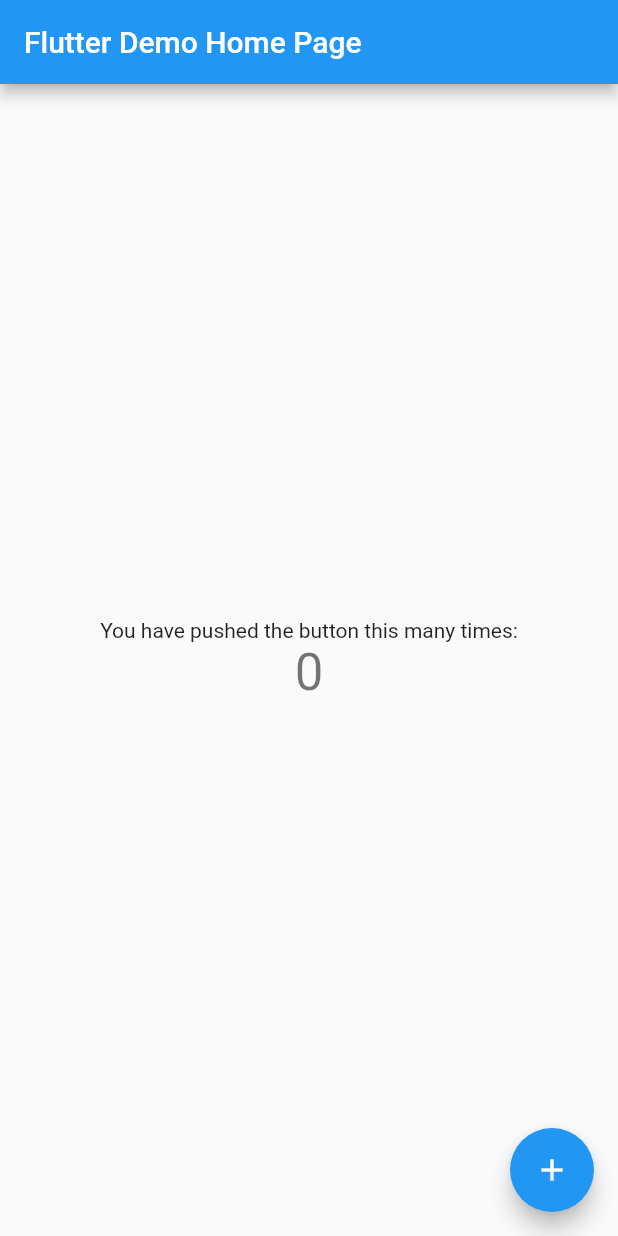
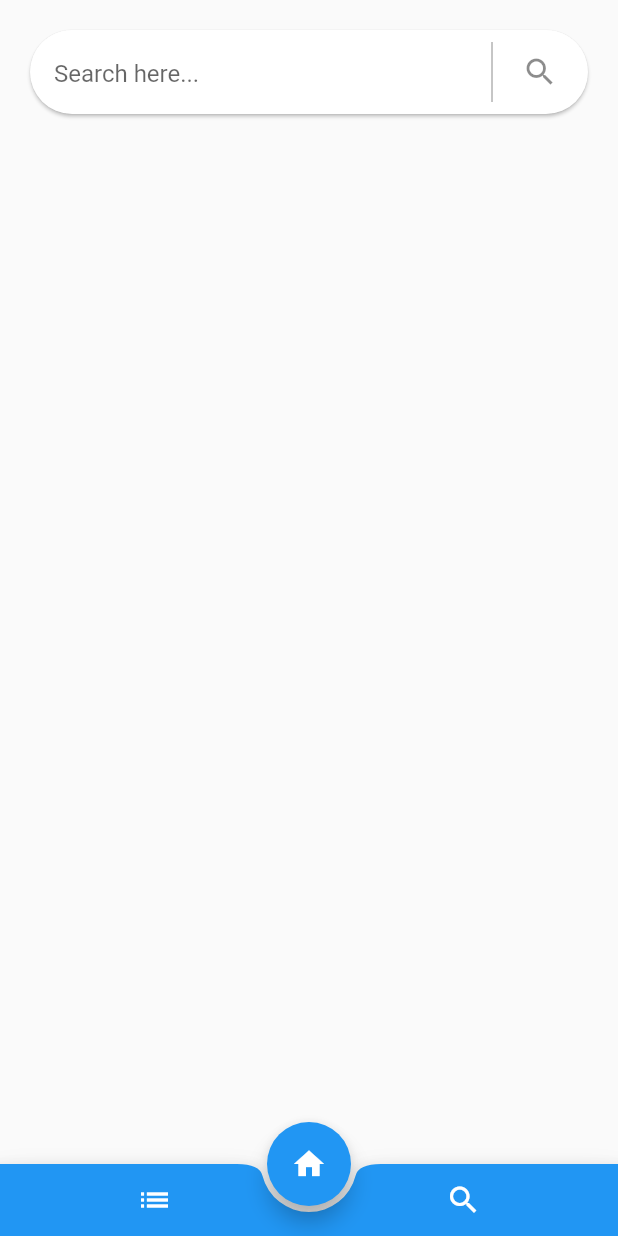
Before and after one commit to rockar06/local-buddy, a Flutter app: the screen it shows after launch, on a phone screen of 412 x 824 dp. Run offline on Flutter 3.47's test engine with Material 2 defaults, Android fonts, the light colour scheme and no system bars.

Commit message:
Add search bar and bottom app bar to main view

```diff
--- /dev/null
+++ b/lib/components/custom_bottom_app_bar.dart
@@ -0,0 +1,33 @@
+import 'package:flutter/material.dart';
+
+class CustomBottomAppBar extends StatelessWidget {
+  @override
+  Widget build(BuildContext context) {
+    return BottomAppBar(
+      child: Row(
+        children: [
+          Expanded(
+            child: IconButton(
+              icon: Icon(Icons.list),
+              color: Colors.white,
+              onPressed: () {
+                // List all places
+              },
+            ),
+          ),
+          Expanded(
+            child: IconButton(
+              icon: Icon(Icons.search),
+              color: Colors.white,
+              onPressed: () {
+                // Search places
+              },
+            ),
+          ),
+        ],
+      ),
+      color: Colors.blue,
+      shape: CircularNotchedRectangle(),
+    );
+  }
+}
--- /dev/null
+++ b/lib/components/custom_search_bar.dart
@@ -0,0 +1,39 @@
+import 'package:flutter/material.dart';
+
+class CustomSearchBar extends StatelessWidget {
+  @override
+  Widget build(BuildContext context) {
+    return Card(
+      shape: RoundedRectangleBorder(borderRadius: BorderRadius.circular(28.0)),
+      child: Padding(
+        padding: const EdgeInsets.fromLTRB(16.0, 8.0, 8.0, 8.0),
+        child: SizedBox(
+          height: 40.0,
+          child: Row(
+            children: [
+              Expanded(
+                child: TextField(
+                  textInputAction: TextInputAction.search,
+                  decoration: InputDecoration(
+                      border: InputBorder.none, hintText: "Search here..."),
+                ),
+              ),
+              VerticalDivider(
+                color: Colors.black45,
+              ),
+              IconButton(
+                icon: Icon(
+                  Icons.search,
+                  color: Colors.black45,
+                ),
+                onPressed: () {
+                  // Search items
+                },
+              ),
+            ],
+          ),
+        ),
+      ),
+    );
+  }
+}
--- a/lib/main.dart
+++ b/lib/main.dart
@@ -1,4 +1,6 @@
 import 'package:flutter/material.dart';
+import 'package:flutterhackatonapp/components/custom_bottom_app_bar.dart';
+import 'package:flutterhackatonapp/components/custom_search_bar.dart';
 
 void main() {
   runApp(MyApp());
@@ -9,109 +11,34 @@
   @override
   Widget build(BuildContext context) {
     return MaterialApp(
-      title: 'Flutter Demo',
+      title: 'Flutter Hackaton',
       theme: ThemeData(
-        // This is the theme of your application.
-        //
-        // Try running your application with "flutter run". You'll see the
-        // application has a blue toolbar. Then, without quitting the app, try
-        // changing the primarySwatch below to Colors.green and then invoke
-        // "hot reload" (press "r" in the console where you ran "flutter run",
-        // or simply save your changes to "hot reload" in a Flutter IDE).
-        // Notice that the counter didn't reset back to zero; the application
-        // is not restarted.
         primarySwatch: Colors.blue,
-        // This makes the visual density adapt to the platform that you run
-        // the app on. For desktop platforms, the controls will be smaller and
-        // closer together (more dense) than on mobile platforms.
         visualDensity: VisualDensity.adaptivePlatformDensity,
       ),
-      home: MyHomePage(title: 'Flutter Demo Home Page'),
+      home: MyHomePage(),
     );
   }
 }
 
-class MyHomePage extends StatefulWidget {
-  MyHomePage({Key key, this.title}) : super(key: key);
-
-  // This widget is the home page of your application. It is stateful, meaning
-  // that it has a State object (defined below) that contains fields that affect
-  // how it looks.
-
-  // This class is the configuration for the state. It holds the values (in this
-  // case the title) provided by the parent (in this case the App widget) and
-  // used by the build method of the State. Fields in a Widget subclass are
-  // always marked "final".
-
-  final String title;
-
-  @override
-  _MyHomePageState createState() => _MyHomePageState();
-}
-
-class _MyHomePageState extends State<MyHomePage> {
-  int _counter = 0;
-
-  void _incrementCounter() {
-    setState(() {
-      // This call to setState tells the Flutter framework that something has
-      // changed in this State, which causes it to rerun the build method below
-      // so that the display can reflect the updated values. If we changed
-      // _counter without calling setState(), then the build method would not be
-      // called again, and so nothing would appear to happen.
-      _counter++;
-    });
-  }
-
+class MyHomePage extends StatelessWidget {
   @override
   Widget build(BuildContext context) {
-    // This method is rerun every time setState is called, for instance as done
-    // by the _incrementCounter method above.
-    //
-    // The Flutter framework has been optimized to make rerunning build methods
-    // fast, so that you can just rebuild anything that needs updating rather
-    // than having to individually change instances of widgets.
     return Scaffold(
-      appBar: AppBar(
-        // Here we take the value from the MyHomePage object that was created by
-        // the App.build method, and use it to set our appbar title.
-        title: Text(widget.title),
-      ),
-      body: Center(
-        // Center is a layout widget. It takes a single child and positions it
-        // in the middle of the parent.
-        child: Column(
-          // Column is also a layout widget. It takes a list of children and
-          // arranges them vertically. By default, it sizes itself to fit its
-          // children horizontally, and tries to be as tall as its parent.
-          //
-          // Invoke "debug painting" (press "p" in the console, choose the
-          // "Toggle Debug Paint" action from the Flutter Inspector in Android
-          // Studio, or the "Toggle Debug Paint" command in Visual Studio Code)
-          // to see the wireframe for each widget.
-          //
-          // Column has various properties to control how it sizes itself and
-          // how it positions its children. Here we use mainAxisAlignment to
-          // center the children vertically; the main axis here is the vertical
-          // axis because Columns are vertical (the cross axis would be
-          // horizontal).
-          mainAxisAlignment: MainAxisAlignment.center,
-          children: <Widget>[
-            Text(
-              'You have pushed the button this many times:',
-            ),
-            Text(
-              '$_counter',
-              style: Theme.of(context).textTheme.headline4,
-            ),
-          ],
+      body: SafeArea(
+        child: Padding(
+          padding: EdgeInsets.all(16.0),
+          child: CustomSearchBar(),
         ),
       ),
+      bottomNavigationBar: CustomBottomAppBar(),
+      floatingActionButtonLocation: FloatingActionButtonLocation.centerDocked,
       floatingActionButton: FloatingActionButton(
-        onPressed: _incrementCounter,
-        tooltip: 'Increment',
-        child: Icon(Icons.add),
-      ), // This trailing comma makes auto-formatting nicer for build methods.
+        onPressed: () {
+          // Go to home
+        },
+        child: Icon(Icons.home),
+      ),
     );
   }
 }
```
Also changed, not shown: pubspec.lock.
